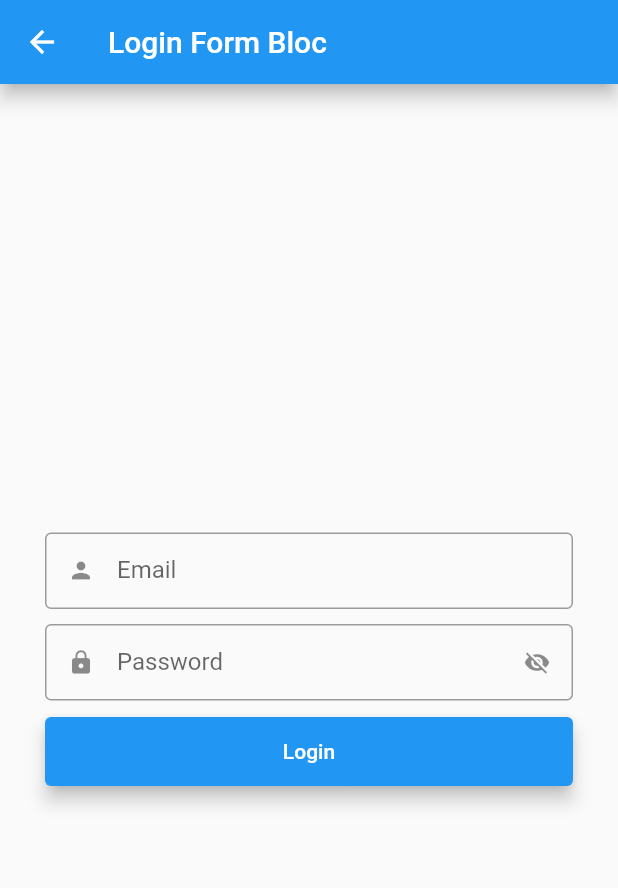
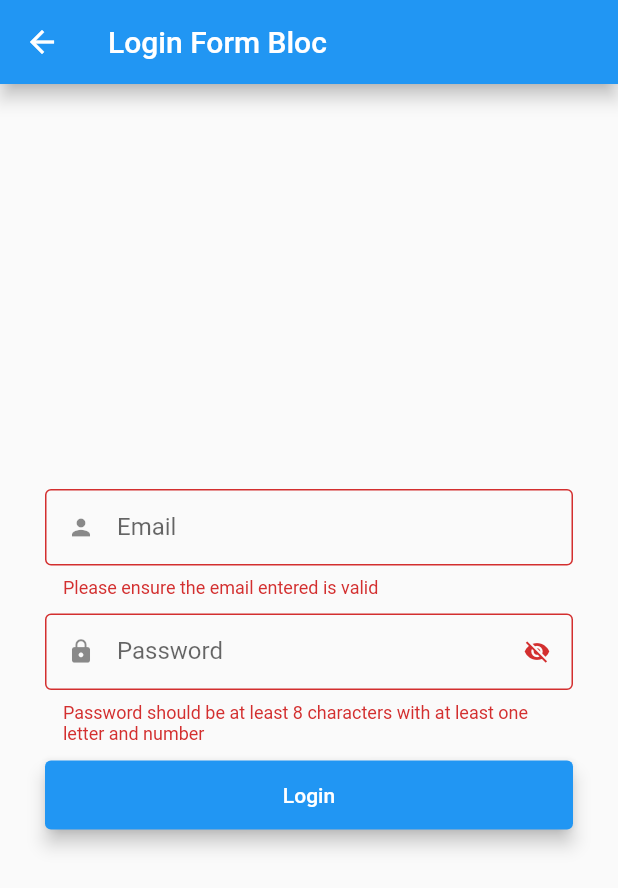
Before and after one commit to Vrajesh-StackApp/new_flutter_bloc, a Flutter app: the LoginPage screen opened by its route, after a tap on "Login", on a phone screen of 412 x 824 dp. Shown: the top 888 px of the screen. Run offline on Flutter 3.47's test engine with Material 2 defaults, Android fonts, the light colour scheme and no system bars; our stand-ins replace equatable, flutter_bloc, formz.

Commit message:
Form validation bloc

```diff
--- a/lib/pages/form/loginFormBloc.dart
+++ b/lib/pages/form/loginFormBloc.dart
@@ -35,7 +35,7 @@
 
     emit(state.copyWith(
       password: password.valid ? password : Password.pure(event.password),
-      status: Formz.validate([state.email, password]),
+        status: Formz.validate([state.email, password]),
     ));
   }
 
@@ -58,16 +58,20 @@
   }
 
   Future<void> _onFormSubmitted(FormSubmitted event, Emitter<LoginFormState> emit) async {
-    final email = Email.dirty(state.password.value);
+    final email = Email.dirty(state.email.value);
     final password = Password.dirty(state.password.value);
+
+    debugPrint("email -> $email");
+    debugPrint("password -> $password");
 
     emit(state.copyWith(
       email: email,
       password: password,
       status: Formz.validate([email, password]),
     ));
-
+    debugPrint("state.status.isValidated 1 -> ${state.status.isValidated}");
     if (state.status.isValidated) {
+      debugPrint("state.status.isValidated ==> ${state.status.isValidated}");
       emit(state.copyWith(status: FormzStatus.submissionInProgress));
       await Future.delayed(const Duration(seconds: 1));
       emit(state.copyWith(status: FormzStatus.submissionSuccess));
--- a/lib/pages/form/login_form.dart
+++ b/lib/pages/form/login_form.dart
@@ -15,7 +15,25 @@
 }
 
 class _LoginPageState extends State<LoginPage> {
+  final _emailFocusNode = FocusNode();
+  final _passwordFocusNode = FocusNode();
   bool isObscureText = false;
+
+  @override
+  void initState() {
+    _emailFocusNode.addListener(() {
+      if(!_emailFocusNode.hasFocus){
+        context.read<LoginFormBloc>().add(EmailUnfocused());
+        FocusScope.of(context).requestFocus(_passwordFocusNode);
+      }
+    });
+    _passwordFocusNode.addListener(() {
+      if(!_passwordFocusNode.hasFocus){
+        context.read<LoginFormBloc>().add(PasswordUnfocused());
+      }
+    });
+    super.initState();
+  }
 
   @override
   Widget build(BuildContext context) {
@@ -35,14 +53,19 @@
 
   Widget? _loginBody() => BlocListener<LoginFormBloc, LoginFormState>(
         listener: (context, state) {
+
+          debugPrint("State ==>< ${state.status}");
+          debugPrint("State ==>< ${state.email}");
+          debugPrint("State ==>< ${state.password}");
+
           if (state.status.isSubmissionSuccess) {
             ScaffoldMessenger.of(context).hideCurrentSnackBar();
-            showDialog(context: context, builder: (context) => successDialog());
+            Navigator.pop(context);
+            showDialog(barrierDismissible: false,context: context, builder: (context) => successDialog());
           }
           if (state.status.isSubmissionInProgress) {
-            ScaffoldMessenger.of(context)
-              ..hideCurrentSnackBar()
-              ..showSnackBar(const SnackBar(content: Text("Submitting...")));
+            ScaffoldMessenger.of(context).hideCurrentSnackBar();
+            showDialog(barrierDismissible: false,context: context, builder: (context) => progressDialog());
           }
         },
         child: BlocBuilder<LoginFormBloc, LoginFormState>(
@@ -58,10 +81,13 @@
                     children: [
                       TextFormField(
                         initialValue: state.email.value,
+                        focusNode: _emailFocusNode,
                         inputFormatters: [
                           LengthLimitingTextInputFormatter(30),
                         ],
-                        onChanged: (value) => context.read<LoginFormBloc>().add(EmailChanged(email: value)),
+                        onChanged: (value) {
+                          context.read<LoginFormBloc>().add(EmailChanged(email: value));
+                        },
                         keyboardType: TextInputType.emailAddress,
                         decoration: InputDecoration(
                           errorText: state.email.invalid ? "Please ensure the email entered is valid" : null,
@@ -78,11 +104,14 @@
                       ),
                       TextFormField(
                         initialValue: state.password.value,
+                        focusNode: _passwordFocusNode,
                         obscureText: isObscureText,
                         inputFormatters: [
                           LengthLimitingTextInputFormatter(20),
                         ],
-                        onChanged: (value) => context.read<LoginFormBloc>().add(PasswordChanged(password: value)),
+                        onChanged: (value) {
+                          context.read<LoginFormBloc>().add(PasswordChanged(password: value));
+                        },
                         keyboardType: TextInputType.text,
                         decoration: InputDecoration(
                           errorText: state.password.invalid ? "Password should be at least 8 characters with at least one letter and number" : null,
@@ -106,7 +135,10 @@
                       SizedBox(
                         width: double.infinity,
                         child: ElevatedButton(
-                          onPressed: () => state.status.isValidated ? context.read<LoginFormBloc>().add(FormSubmitted()) : null,
+                          onPressed: () {
+                            debugPrint("Hello");
+                            context.read<LoginFormBloc>().add(FormSubmitted());
+                          },
                           child: const Text("Login"),
                           style: ElevatedButton.styleFrom(elevation: 5.0, padding: const EdgeInsets.symmetric(vertical: 15)),
                         ),
@@ -152,4 +184,17 @@
           ),
         ),
       );
+
+  progressDialog() => Container(
+    padding: const EdgeInsets.all(8.0),
+    child: const Center(
+      child: Card(
+        elevation: 5,
+        child: Padding(
+          padding: EdgeInsets.all(15),
+          child: CircularProgressIndicator(),
+        ),
+      ),
+    ),
+  );
 }
--- a/pubspec.yaml
+++ b/pubspec.yaml
@@ -37,6 +37,7 @@
   flutter_bloc: ^8.0.1
   equatable: ^2.0.3
   formz: ^0.4.1
+  flutter_easyloading: ^3.0.3
 
 dev_dependencies:
   flutter_test:
```
Also changed, not shown: pubspec.lock.
